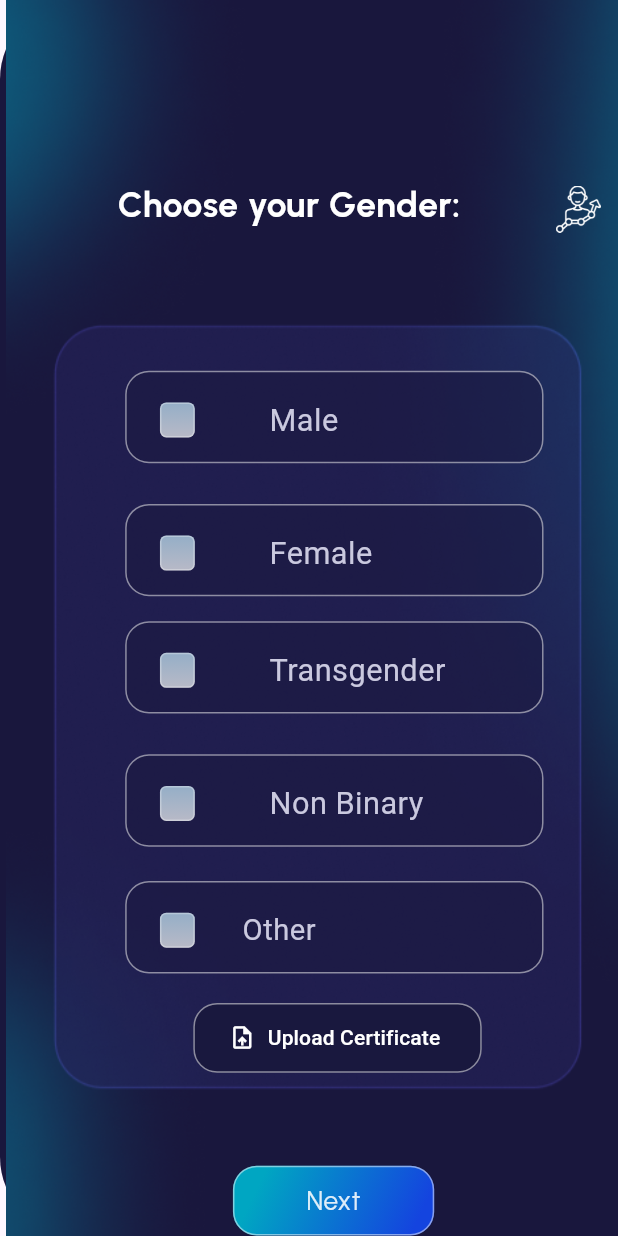
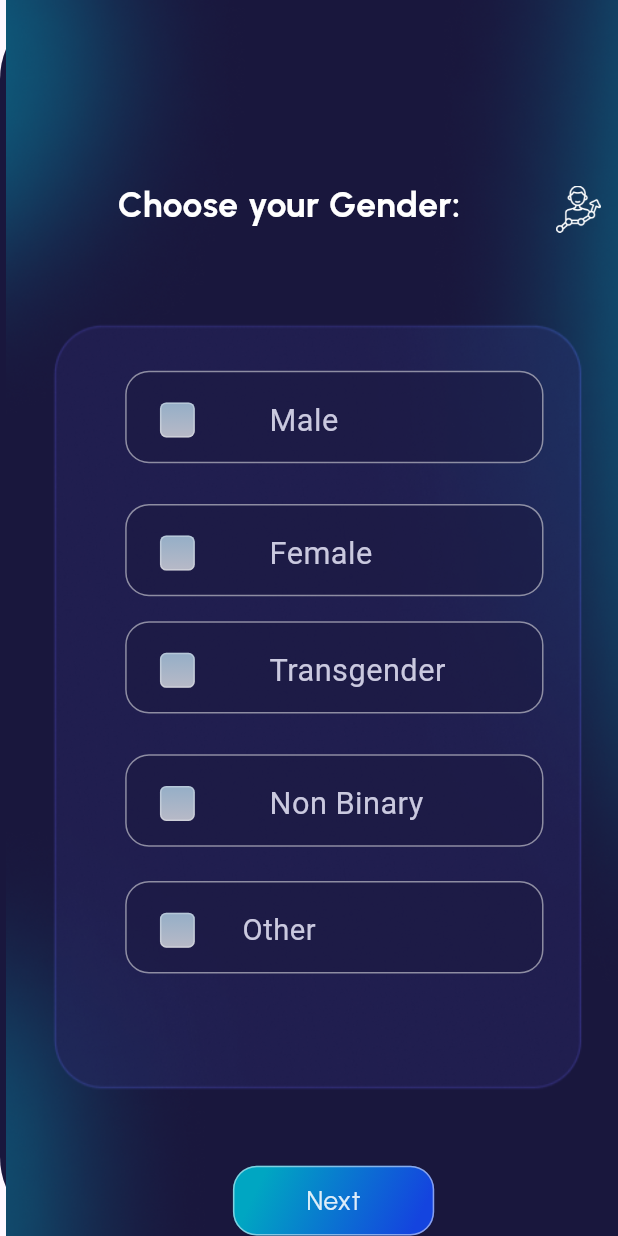
Before and after one commit to Iyaad-luqman/Starin-it, a Flutter app: the S5a widget shown alone on an empty page, opened directly, on a phone screen of 412 x 824 dp. Run offline on Flutter 3.47's test engine with Material 3 defaults, Android fonts, the phone set to English and light mode, and no system bars; our stand-ins replace cloud_firestore, file_picker, firebase_auth, firebase_core, google_fonts; accounts and stored records are empty; network calls fail; Roboto replaces fonts that are missing (Radio Canada).

Commit message:
Minor changes in s5a

```diff
--- a/lib/page-1/s11.dart
+++ b/lib/page-1/s11.dart
@@ -138,6 +138,7 @@ class S11 extends StatelessWidget {
                           'SIH Winner',
                           style: SafeGoogleFont(
                             'Radio Canada',
+                            decoration: TextDecoration.none,
                             fontSize: 20 * ffem,
                             fontWeight: FontWeight.w400,
                             height: 1.2 * ffem / fem,
@@ -233,6 +234,7 @@ class S11 extends StatelessWidget {
                           'OSCP',
                           style: SafeGoogleFont(
                             'Radio Canada',
+                            decoration: TextDecoration.none,
                             fontSize: 20 * ffem,
                             fontWeight: FontWeight.w400,
                             height: 1.2 * ffem / fem,
--- a/lib/page-1/s5a.dart
+++ b/lib/page-1/s5a.dart
@@ -594,39 +594,7 @@ class _GenderState extends State<S5a> {
                 ),
               ),
             ),
-            Positioned(
-              left: 122 * fem,
-              top: 633 * fem,
-              child: Align(
-                child: SizedBox(
-                  width: 182 * fem,
-                  height: 44 * fem,
-                  child: Container(
-                    decoration: BoxDecoration(
-                      border: Border.all(color: Color(0x7fffffff)),
-                      color: Color(0xff19183e),
-                      borderRadius: BorderRadius.circular(15 * fem),
-                    ),
-                    child: TextButton.icon(
-                      onPressed: () async {
-                        FilePickerResult? result =
-                            await FilePicker.platform.pickFiles();
 
-                        if (result != null) {
-                          File file = File(result.files.single.path!);
-                        } else {
-                          // User canceled the picker
-                        }
-                      },
-                      icon: Icon(Icons.upload_file,
-                          color: Colors.white), // replace with your icon
-                      label: Text('Upload Certificate',
-                          style: TextStyle(color: Colors.white)),
-                    ),
-                  ),
-                ),
-              ),
-            ),
             Positioned(
               // save453 (2:212)
               left: 147 * fem,
```
